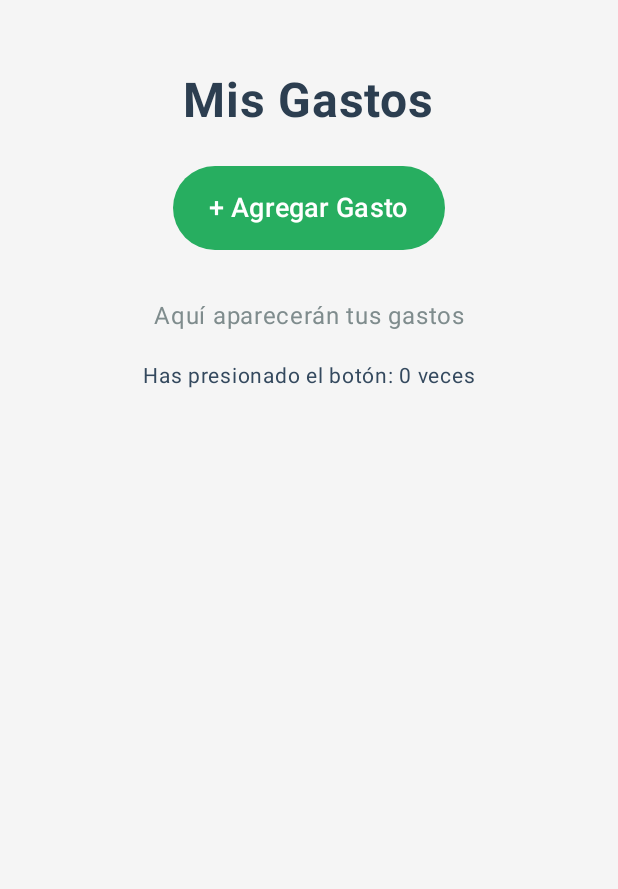
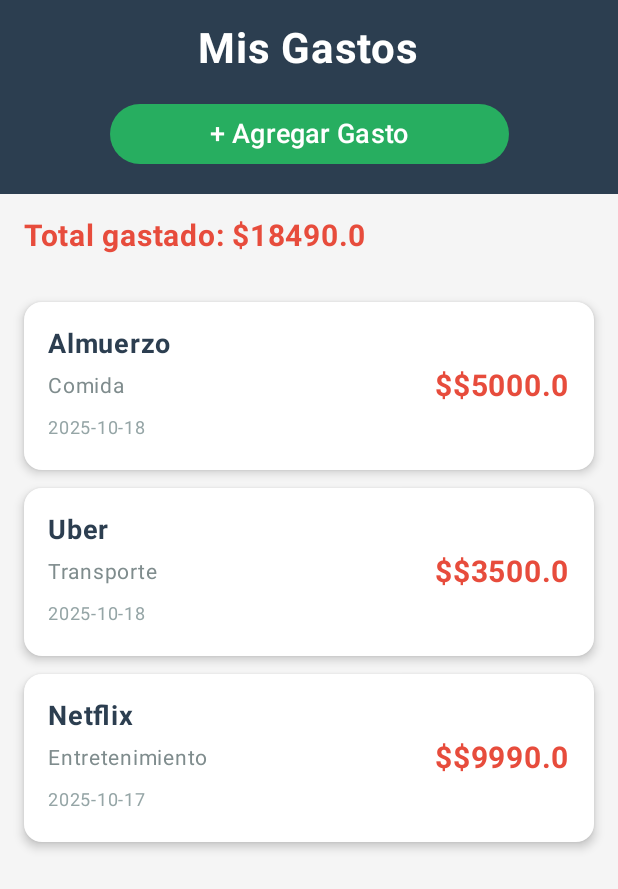
Before and after one commit to Diego-ai-he/GastosApp, an Android app built with Jetpack Compose: the screen it shows after launch (MainActivity), on a phone screen of 412 x 824 dp. Shown: the top 889 px of the screen. Run offline under Robolectric (Android 15) with nearby library versions, the phone set to English and light mode, and no system bars.

Commit message:
modelo gasto y lista de gastos

```diff
--- /dev/null
+++ b/app/src/main/java/com/example/gastosapp/Gasto.kt
@@ -0,0 +1,11 @@
+package com.example.gastosapp
+
+data class Gasto(
+    val id: Int = 0,
+    val descripcion: String,
+    val monto: Double,
+    val categoria: String,
+    val fecha: String,
+    val fotoRecibo: String? = null,
+    val ubicacion: String? = null
+)
--- a/app/src/main/java/com/example/gastosapp/MainActivity.kt
+++ b/app/src/main/java/com/example/gastosapp/MainActivity.kt
@@ -5,6 +5,9 @@ import androidx.activity.ComponentActivity
 import androidx.activity.compose.setContent
 import androidx.compose.foundation.background
 import androidx.compose.foundation.layout.*
+import androidx.compose.foundation.lazy.LazyColumn
+import androidx.compose.foundation.lazy.items
+import androidx.compose.foundation.shape.RoundedCornerShape
 import androidx.compose.material3.*
 import androidx.compose.runtime.*
 import androidx.compose.ui.Alignment
@@ -28,38 +31,43 @@ class MainActivity : ComponentActivity() {
 
 @Composable
 fun PantallaPrincipal() {
-    // Variable para contar clicks (temporal, para probar)
-    var contador by remember { mutableStateOf(0) }
+    // Lista temporal de gastos (luego vendrá de la base de datos)
+    var listaGastos by remember {
+        mutableStateOf(listOf(
+            Gasto(1, "Almuerzo", 5000.0, "Comida", "2025-10-18"),
+            Gasto(2, "Uber", 3500.0, "Transporte", "2025-10-18"),
+            Gasto(3, "Netflix", 9990.0, "Entretenimiento", "2025-10-17")
+        ))
+    }
 
     Column(
         modifier = Modifier
             .fillMaxSize()
             .background(Color(0xFFF5F5F5))
+    ) {
+        // Header con título y botón
+        Column(
+            modifier = Modifier
+                .fillMaxWidth()
+                .background(Color(0xFF2C3E50))
                 .padding(16.dp),
             horizontalAlignment = Alignment.CenterHorizontally
         ) {
-        // Espaciado superior
-        Spacer(modifier = Modifier.height(32.dp))
-
-        // Título
             Text(
                 text = "Mis Gastos",
-            fontSize = 32.sp,
+                fontSize = 28.sp,
                 fontWeight = FontWeight.Bold,
-            color = Color(0xFF2C3E50)
+                color = Color.White
             )
 
-        Spacer(modifier = Modifier.height(24.dp))
+            Spacer(modifier = Modifier.height(16.dp))
 
-        // Botón para agregar gasto
             Button(
-            onClick = { contador++ },
+                onClick = { /* Aquí irá la navegación */ },
                 colors = ButtonDefaults.buttonColors(
                     containerColor = Color(0xFF27AE60)
                 ),
-            modifier = Modifier
-                .padding(horizontal = 24.dp)
-                .height(56.dp)
+                modifier = Modifier.fillMaxWidth(0.7f)
             ) {
                 Text(
                     text = "+ Agregar Gasto",
@@ -67,23 +75,87 @@ fun PantallaPrincipal() {
                     color = Color.White
                 )
             }
+        }
 
-        Spacer(modifier = Modifier.height(32.dp))
+        // Total gastado
+        Text(
+            text = "Total gastado: $${listaGastos.sumOf { it.monto }}",
+            fontSize = 20.sp,
+            fontWeight = FontWeight.Bold,
+            color = Color(0xFFE74C3C),
+            modifier = Modifier.padding(16.dp)
+        )
 
-        // Texto temporal
+        // Lista de gastos
+        if (listaGastos.isEmpty()) {
+            Box(
+                modifier = Modifier.fillMaxSize(),
+                contentAlignment = Alignment.Center
+            ) {
                 Text(
-            text = "Aquí aparecerán tus gastos",
+                    text = "No hay gastos registrados",
                     fontSize = 16.sp,
                     color = Color(0xFF7F8C8D)
                 )
+            }
+        } else {
+            LazyColumn(
+                modifier = Modifier.fillMaxSize(),
+                contentPadding = PaddingValues(16.dp),
+                verticalArrangement = Arrangement.spacedBy(12.dp)
+            ) {
+                items(listaGastos) { gasto ->
+                    TarjetaGasto(gasto)
+                }
+            }
+        }
+    }
+}
 
-        Spacer(modifier = Modifier.height(16.dp))
+@Composable
+fun TarjetaGasto(gasto: Gasto) {
+    Card(
+        modifier = Modifier.fillMaxWidth(),
+        shape = RoundedCornerShape(12.dp),
+        colors = CardDefaults.cardColors(
+            containerColor = Color.White
+        ),
+        elevation = CardDefaults.cardElevation(defaultElevation = 4.dp)
+    ) {
+        Row(
+            modifier = Modifier
+                .fillMaxWidth()
+                .padding(16.dp),
+            horizontalArrangement = Arrangement.SpaceBetween,
+            verticalAlignment = Alignment.CenterVertically
+        ) {
+            Column(modifier = Modifier.weight(1f)) {
+                Text(
+                    text = gasto.descripcion,
+                    fontSize = 18.sp,
+                    fontWeight = FontWeight.Bold,
+                    color = Color(0xFF2C3E50)
+                )
+                Spacer(modifier = Modifier.height(4.dp))
+                Text(
+                    text = gasto.categoria,
+                    fontSize = 14.sp,
+                    color = Color(0xFF7F8C8D)
+                )
+                Spacer(modifier = Modifier.height(4.dp))
+                Text(
+                    text = gasto.fecha,
+                    fontSize = 12.sp,
+                    color = Color(0xFF95A5A6)
+                )
+            }
 
-        // Contador de prueba
             Text(
-            text = "Has presionado el botón: $contador veces",
-            fontSize = 14.sp,
-            color = Color(0xFF34495E)
+                text = "$$${gasto.monto}",
+                fontSize = 20.sp,
+                fontWeight = FontWeight.Bold,
+                color = Color(0xFFE74C3C)
             )
         }
     }
+}
```
Lines whose indentation alone changed are shown as unchanged.
